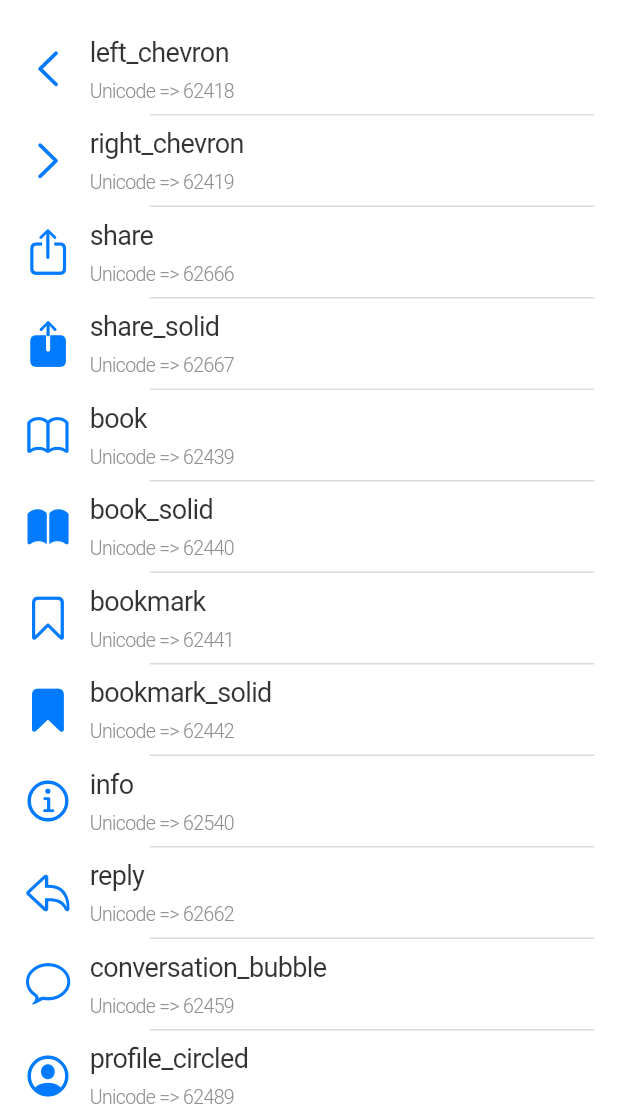
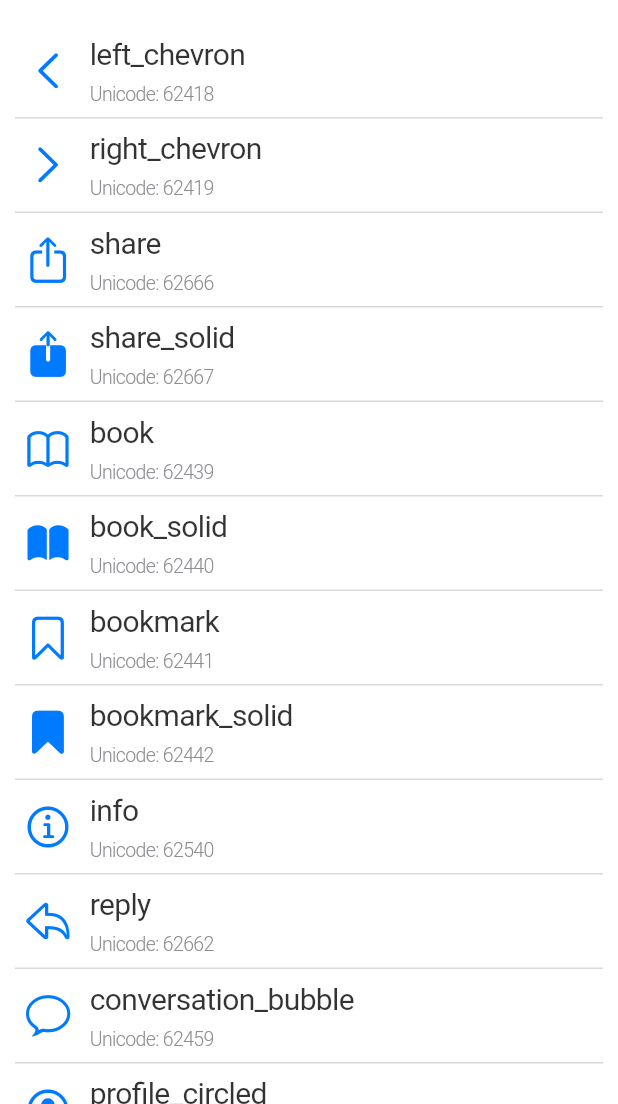
Before and after one commit to nramirez/flutter_cupertino_icons, a Flutter app: the screen it shows after launch, on a phone screen of 412 x 824 dp, the part 132-1236 px from its top. Run offline on Flutter 3.47's test engine with Material 2 defaults, Android fonts, the phone set to English and light mode, and no system bars.

Commit message:
list tweaks :art:

```diff
--- a/lib/icon_row_item.dart
+++ b/lib/icon_row_item.dart
@@ -21,12 +21,9 @@ class IconRowItem extends StatelessWidget {
       ),
       child: Row(
         children: <Widget>[
-          ClipRRect(
-            borderRadius: BorderRadius.circular(4),
-            child: Icon(
-              rowData.icon,
-              size: 32,
-            ),
+          Icon(
+            rowData.icon,
+            size: 32,
           ),
           Expanded(
             child: Padding(
@@ -38,13 +35,13 @@ class IconRowItem extends StatelessWidget {
                   Text(rowData.name,
                       style: TextStyle(
                         color: Color.fromRGBO(0, 0, 0, 0.8),
-                        fontSize: 18,
+                        fontSize: 20,
                         fontStyle: FontStyle.normal,
                         fontWeight: FontWeight.normal,
                       )),
                   const Padding(padding: EdgeInsets.only(top: 8)),
                   Text(
-                    'Unicode => ${rowData.icon.codePoint}',
+                    'Unicode: ${rowData.icon.codePoint}',
                     style: TextStyle(
                       color: Color(0xFF8E8E93),
                       fontSize: 13,
@@ -65,8 +62,8 @@ class IconRowItem extends StatelessWidget {
       row,
       Padding(
         padding: const EdgeInsets.only(
-          left: 100,
-          right: 16,
+          left: 10,
+          right: 10,
         ),
         child: Container(
           height: 1,
```
